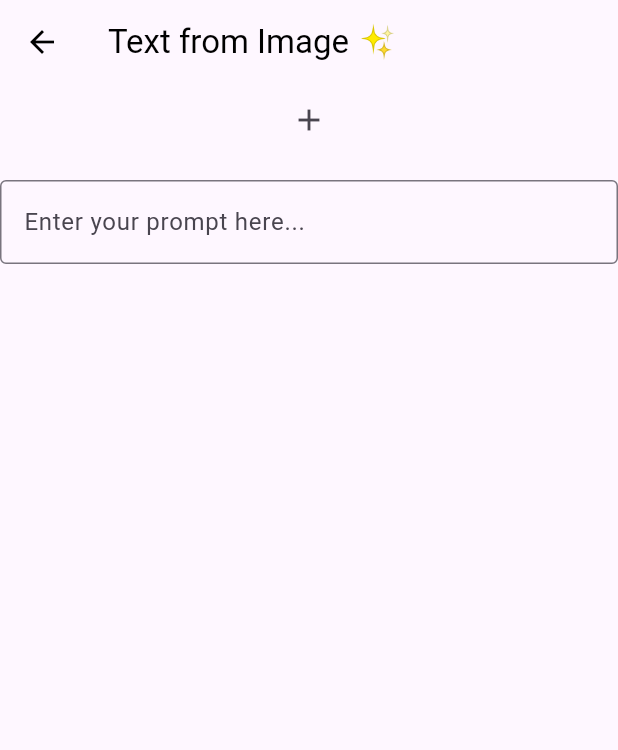
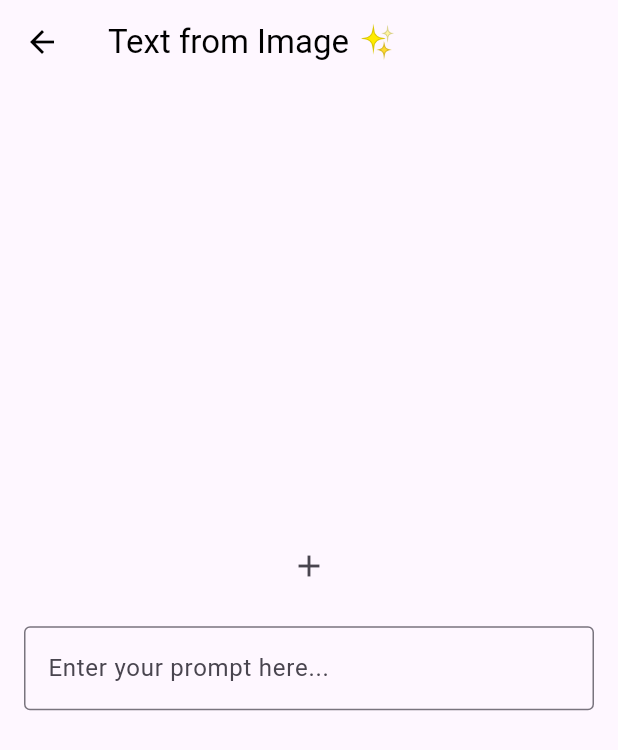
Before and after one commit to ahmadexe/Flutter-Gemini, a Flutter app: the TextFromImage screen opened directly, on a phone screen of 412 x 824 dp. Shown: the top 750 px of the screen. Run offline on Flutter 3.47's test engine with Material 3 defaults, Android fonts, the phone set to English and light mode, and no system bars; our stand-ins replace google_generative_ai, image_picker.

Commit message:
chore: wil pop added

```diff
--- a/lib/providers/gemini_provider.dart
+++ b/lib/providers/gemini_provider.dart
@@ -49,4 +49,10 @@ class GeminiProvider extends ChangeNotifier {
     isLoading = false;
     notifyListeners();
   }
+
+  void reset() {
+    response = null;
+    isLoading = false;
+    notifyListeners();
+  }
 }
--- a/lib/screens/text_from_image.dart
+++ b/lib/screens/text_from_image.dart
@@ -13,7 +13,13 @@ class TextFromImage extends StatelessWidget {
     final geminiProvider = Provider.of<GeminiProvider>(context);
     final mediaProvider = Provider.of<MediaProvider>(context);
 
-    return Scaffold(
+    return WillPopScope(
+      onWillPop: () async {
+        mediaProvider.reset();
+        geminiProvider.reset();
+        return true;
+      },
+      child: Scaffold(
         appBar: AppBar(
           title: const Text('Text from Image ✨'),
           foregroundColor: Colors.black,
@@ -21,6 +27,9 @@ class TextFromImage extends StatelessWidget {
           elevation: 0,
         ),
         body: Center(
+          child: Padding(
+            padding: const EdgeInsets.all(16.0),
+            child: SingleChildScrollView(
               child: Column(
                 children: [
                   mediaProvider.bytes == null
@@ -30,7 +39,12 @@ class TextFromImage extends StatelessWidget {
                           },
                           icon: const Icon(Icons.add),
                         )
-                : Image.memory(mediaProvider.bytes!),
+                      : Image.memory(
+                          mediaProvider.bytes!,
+                          height: 400,
+                          width: double.infinity,
+                          fit: BoxFit.cover,
+                        ),
                   const SizedBox(height: 16),
                   TextField(
                     controller: _textController,
@@ -65,6 +79,9 @@ class TextFromImage extends StatelessWidget {
                 ],
               ),
             ),
+          ),
+        ),
+      ),
     );
   }
 }
```
Also changed, not shown: lib/providers/media_provider.dart (+7 -0 lines), lib/screens/text_from_text.dart (+7 -1 lines). Lines whose indentation alone changed are shown as unchanged.
